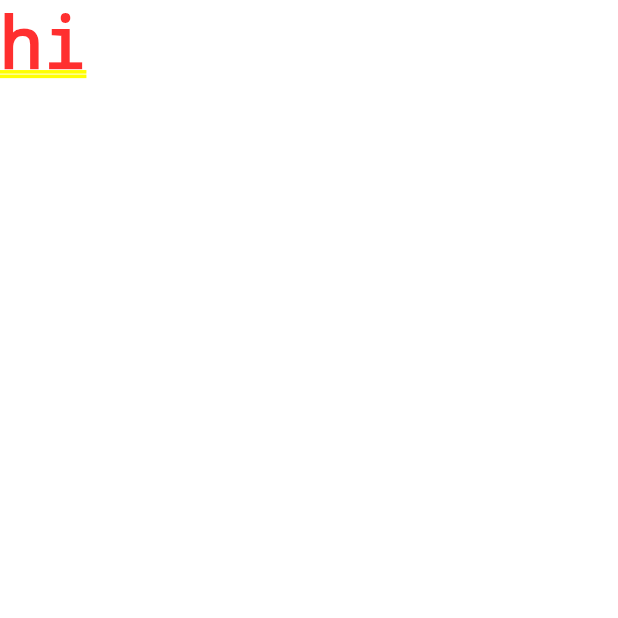
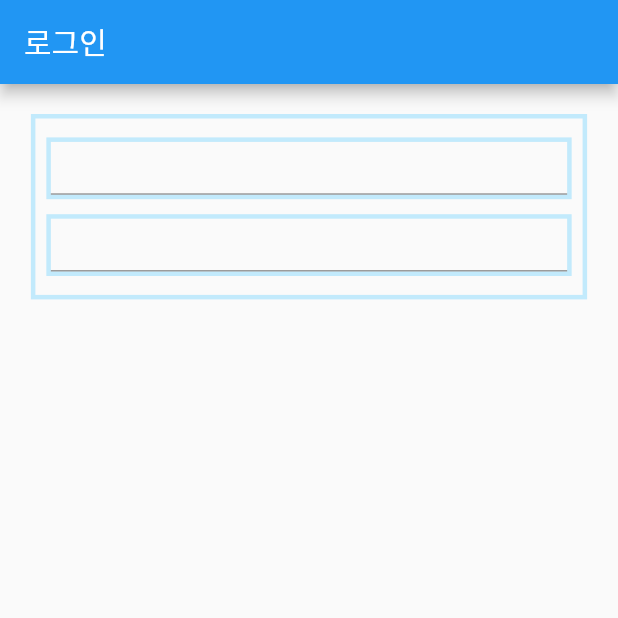
Before and after one commit to imkilwon/NoteMarket, a Flutter app: the screen it shows after launch, on a phone screen of 412 x 824 dp, the top half of it. Run offline on Flutter 3.47's test engine with Material 2 defaults, Android fonts, the light colour scheme and no system bars; our stand-ins replace firebase_core; accounts and stored records are empty.

Commit message:
ios문제 해결 - > signInPage작성중
ios .plist파일은 xcode를 이용하여 추가해야 함

```diff
--- a/note_market/lib/main.dart
+++ b/note_market/lib/main.dart
@@ -1,6 +1,8 @@
+
 import 'package:firebase_core/firebase_core.dart';
 import 'package:flutter/foundation.dart';
 import 'package:flutter/material.dart';
+import 'package:note_market/screens/sign_in_screen.dart';
 
 void main() async {
   WidgetsFlutterBinding.ensureInitialized();
@@ -15,7 +17,7 @@ void main() async {
             messagingSenderId: "61803631515",
             appId: "1:61803631515:web:05e6fc1bdac0d39549073e",
             measurementId: "G-5QXT06ETLN"));
-  }else{
+  }else {
     await Firebase.initializeApp();
   }
   runApp(const NoteMarket());
@@ -27,7 +29,7 @@ class NoteMarket extends StatelessWidget {
   @override
   Widget build(BuildContext context) {
     return MaterialApp(
-      home: Text("hi"),
+      home: SignInScreen(),
     );
   }
 }
--- /dev/null
+++ b/note_market/lib/screens/account_screen.dart
@@ -0,0 +1 @@
+//계정정보
--- /dev/null
+++ b/note_market/lib/screens/sign_in_screen.dart
@@ -0,0 +1,86 @@
+import 'package:flutter/material.dart';
+import 'package:note_market/utils/utils.dart';
+
+class SignInScreen extends StatefulWidget {
+  const SignInScreen({Key? key}) : super(key: key);
+
+  @override
+  State<SignInScreen> createState() => _SignInScreenState();
+}
+
+class _SignInScreenState extends State<SignInScreen> {
+  @override
+  Widget build(BuildContext context) {
+    Size screenSize = Utils().getScreenSize();
+    return Scaffold(
+      appBar: AppBar(
+        title: Text("로그인")
+      ),
+      body: Column(
+
+        children: [
+          Padding(
+            padding: EdgeInsets.only(top : 20),
+            child: Center(
+              child: Container(
+                //이메일, 비번 입력할 수 있는 박스
+                width: screenSize.width * 0.9,
+                height: screenSize.height*0.15,
+                decoration: BoxDecoration(
+                  border: Border.all(
+                    color: Colors.lightBlueAccent.withOpacity(0.3),
+                    width: 3,
+                  ),
+                ),
+                child: Column(
+                  mainAxisAlignment: MainAxisAlignment.center,
+                  children: [
+                    //이메일 공간
+                    Padding(
+                      padding: const EdgeInsets.all(5.0),
+                      child: Container(
+                        width: screenSize.width * 0.85,
+                        height: screenSize.height*0.05,
+                        decoration: BoxDecoration(
+                          border: Border.all(
+                            color: Colors.lightBlueAccent.withOpacity(0.3),
+                            width: 3,
+                          ),
+                        ),
+                        child: TextField(
+                          decoration: InputDecoration(
+                            fillColor: Colors.white,
+                          ),
+                        ),
+                      ),
+                    ),
+                    //비번
+                    Padding(
+                      padding: const EdgeInsets.all(5.0),
+                      child: Container(
+                        width: screenSize.width * 0.85,
+                        height: screenSize.height*0.05,
+                        decoration: BoxDecoration(
+                          border: Border.all(
+                            color: Colors.lightBlueAccent.withOpacity(0.3),
+                            width: 3,
+                          ),
+                        ),
+                        child: TextField(
+                          decoration: InputDecoration(
+                            fillColor: Colors.white,
+                          ),
+                        ),
+                      ),
+                    ),
+                  ],
+                  //비번 공간
+                ),
+              ),
+            ),
+          )
+        ],
+      )
+    );
+  }
+}
--- /dev/null
+++ b/note_market/lib/utils/colors.dart
@@ -0,0 +1,3 @@
+import 'package:flutter/material.dart';
+
+const Color backgroundColor = Colors.white;
--- /dev/null
+++ b/note_market/lib/utils/utils.dart
@@ -0,0 +1,19 @@
+import 'package:flutter/material.dart';
+
+class Utils {
+  Size getScreenSize() {
+    return MediaQueryData.fromWindow(WidgetsBinding.instance.window).size;
+  }
+
+  showSnackBar({required BuildContext context, required String content}) {
+    ScaffoldMessenger.of(context).showSnackBar(SnackBar(
+      content: Center(child: Text(content)),
+      backgroundColor: Colors.orange,
+      shape: RoundedRectangleBorder(
+          borderRadius: BorderRadius.only(
+            topLeft: Radius.circular(10),
+            topRight: Radius.circular(10),
+          )),
+    ));
+  }
+}
```
Also changed, not shown: note_market/lib/utils/constants.dart (added), 2 other files.
